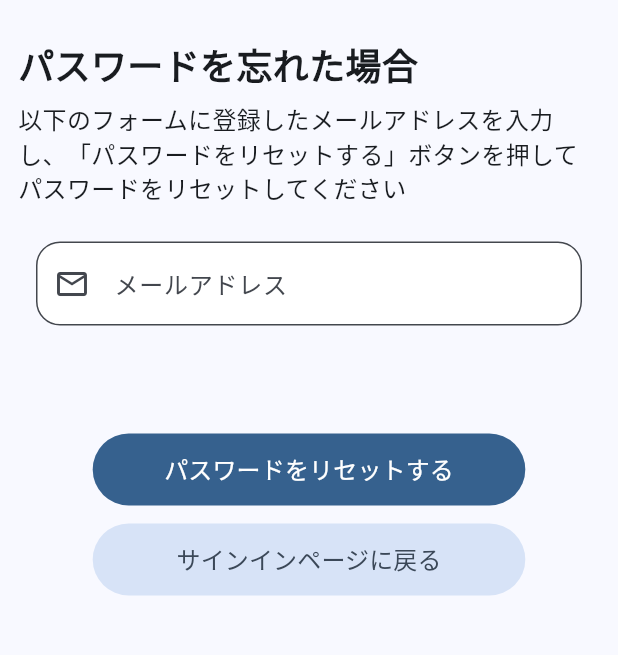
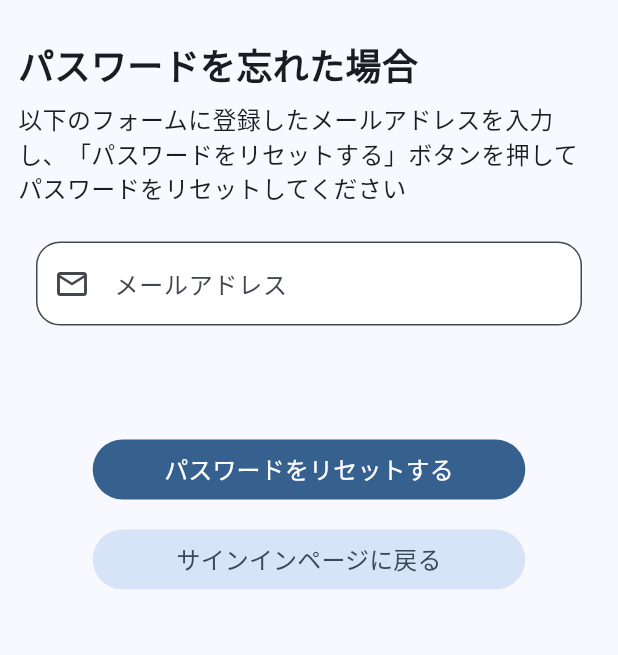
Before and after one commit to sports-club-hanzan/virtual-pilgrimage, a Flutter app: the ResetPasswordPage screen opened by its route, on a phone screen of 412 x 824 dp, the part 63-718 px from its top. Run offline on Flutter 3.47's test engine with Material 2 defaults, Android fonts, the phone set to English and light mode, and no system bars; our stand-ins replace cloud_firestore, firebase_analytics, firebase_auth, firebase_core, firebase_crashlytics, firebase_storage and 15 more; missing offline and left inert: google_polyline_algorithm, health, maps_toolkit; accounts and stored records are empty.

```diff
--- a/lib/ui/components/atoms/primary_button.dart
+++ b/lib/ui/components/atoms/primary_button.dart
@@ -20,19 +20,15 @@ class PrimaryButton extends StatelessWidget {
 
   @override
   Widget build(BuildContext context) {
-    return ElevatedButton(
-      style: ElevatedButton.styleFrom(
-        backgroundColor: Theme.of(context).colorScheme.primary,
-        foregroundColor: Theme.of(context).colorScheme.onPrimary,
-        minimumSize: const Size(48, 48),
-        fixedSize: buttonSize,
-        maximumSize: Size(MediaQuery.of(context).size.width - 24, 96),
-      ).copyWith(elevation: ButtonStyleButton.allOrNull(0)),
-      onPressed: onPressed,
-      // TODO(s14t284): custom font を導入 ref. https://zenn.dev/susatthi/articles/20220419-143426-flutter-custom-fonts
-      child: Semantics(
-        label: text,
-        child: Text(text, style: TextStyle(fontSize: textSize, fontWeight: FontWeight.w500)),
+    return SizedBox(
+      width: buttonSize?.width,
+      height: buttonSize?.height,
+      child: FilledButton(
+        onPressed: onPressed,
+        child: Semantics(
+          label: text,
+          child: Text(text, style: TextStyle(fontSize: textSize, fontWeight: FontWeight.w500)),
+        ),
       ),
     );
   }
--- a/lib/ui/components/atoms/secondary_button.dart
+++ b/lib/ui/components/atoms/secondary_button.dart
@@ -20,19 +20,15 @@ class SecondaryButton extends StatelessWidget {
 
   @override
   Widget build(BuildContext context) {
-    return ElevatedButton(
-      style: ElevatedButton.styleFrom(
-        backgroundColor: Theme.of(context).colorScheme.secondaryContainer,
-        foregroundColor: Theme.of(context).colorScheme.onSecondaryContainer,
-        minimumSize: const Size(48, 48),
-        fixedSize: buttonSize,
-        maximumSize: Size(MediaQuery.of(context).size.width - 24, 96),
-      ).copyWith(elevation: ButtonStyleButton.allOrNull(0)),
-      onPressed: onPressed,
-      // TODO(s14t284): custom font を導入 ref. https://zenn.dev/susatthi/articles/20220419-143426-flutter-custom-fonts
-      child: Semantics(
-        label: text,
-        child: Text(text, style: TextStyle(fontSize: textSize, fontWeight: FontWeight.w500)),
+    return SizedBox(
+      width: buttonSize?.width,
+      height: buttonSize?.height,
+      child: FilledButton.tonal(
+        onPressed: onPressed,
+        child: Semantics(
+          label: text,
+          child: Text(text, style: TextStyle(fontSize: textSize, fontWeight: FontWeight.w500)),
+        ),
       ),
     );
   }
```
